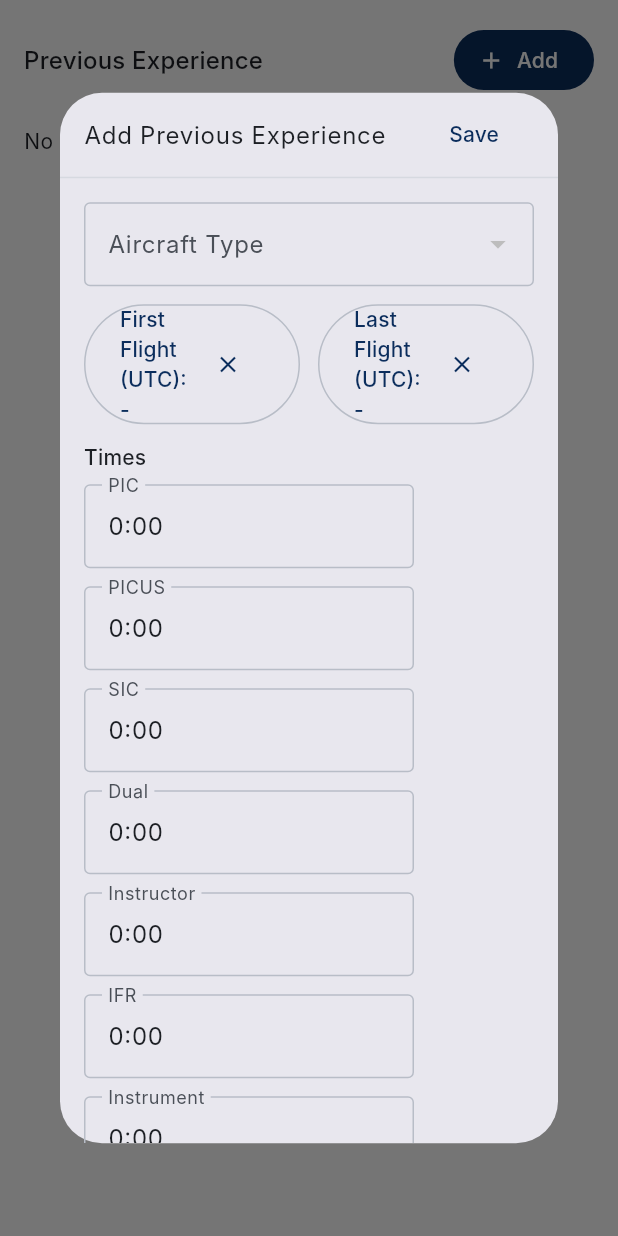
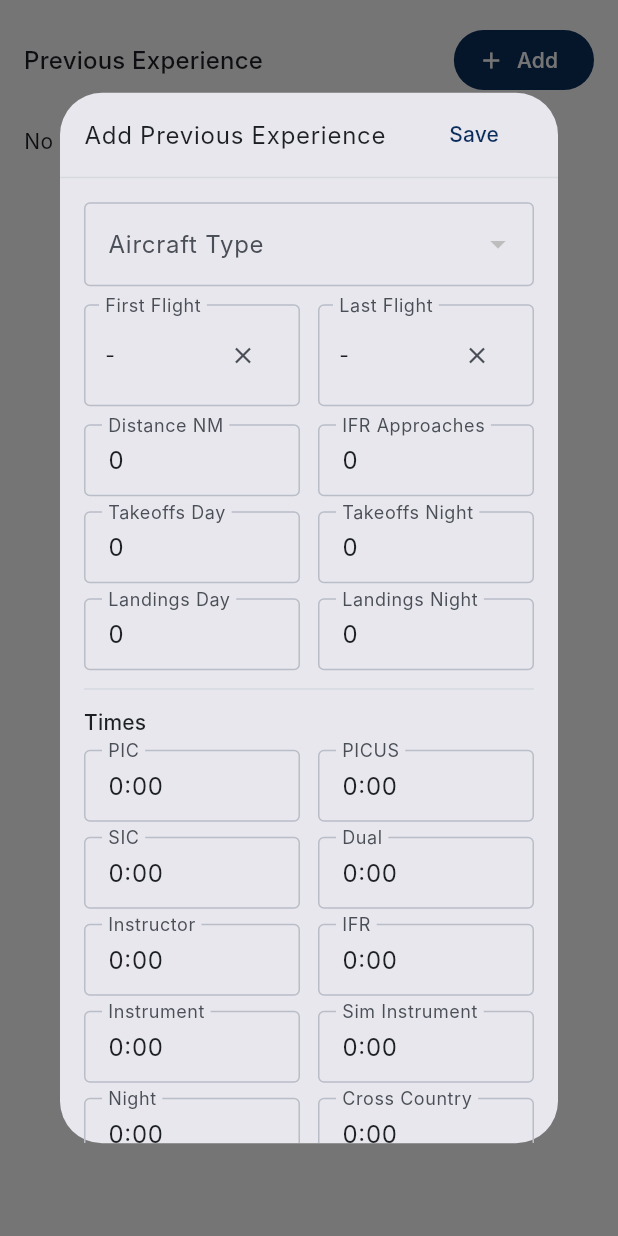
Before and after one commit to rriet/simplelog, a Flutter app: the PreviousExperienceSettingsTab widget shown alone on an empty page, opened directly, after a tap on "Add", on a phone screen of 412 x 824 dp. Run offline on Flutter 3.47's test engine with Material 3 defaults, Android fonts, the phone set to English and light mode, and no system bars; our stand-ins replace device_info_plus, drift, drift_flutter, file_picker, flutter_map, flutter_riverpod and 6 more; missing offline and left inert: bonsoir, network_info_plus; accounts and stored records are empty; generated files the repository leaves out were written again; Roboto replaces fonts that are missing (Inter).

Commit message:
Standardize previous experience time

```diff
--- a/lib/features/aircraft_types/application/providers/aircraft_type_repository_provider.dart
+++ b/lib/features/aircraft_types/application/providers/aircraft_type_repository_provider.dart
@@ -17,15 +17,14 @@ final aircraftTypeUseCasesProvider = Provider<AircraftTypeUseCases>((ref) {
 });
 
 final aircraftTypesProvider =
-    StreamProvider.autoDispose.family<List<AircraftTypeRow>, String>(
+    StreamProvider.family<List<AircraftTypeRow>, String>(
   (ref, query) {
     final useCases = ref.watch(aircraftTypeUseCasesProvider);
     return useCases.watchAircraftTypes(query);
   },
 );
 
-final aircraftTypeFamiliesProvider =
-    StreamProvider.autoDispose<List<String>>((ref) {
+final aircraftTypeFamiliesProvider = StreamProvider<List<String>>((ref) {
   final useCases = ref.watch(aircraftTypeUseCasesProvider);
   return useCases.watchFamilies();
 });
--- a/lib/presentation/settings/widgets/previous_experience_settings_tab.dart
+++ b/lib/presentation/settings/widgets/previous_experience_settings_tab.dart
@@ -3,6 +3,7 @@ import 'package:flutter_riverpod/flutter_riverpod.dart';
 import 'package:drift/drift.dart' show Value;
 import 'package:intl/intl.dart';
 import 'package:simplelog/data/database/app_database.dart';
+import 'package:simplelog/data/models/aircraft_type_row.dart';
 import 'package:simplelog/data/models/previous_experience_row.dart';
 import 'package:simplelog/features/aircraft_types/application/providers/aircraft_type_repository_provider.dart';
 import 'package:simplelog/presentation/settings/providers/previous_experience_providers.dart';
@@ -109,7 +110,18 @@ class PreviousExperienceSettingsTab extends ConsumerWidget {
     WidgetRef ref, {
     PreviousExperience? initial,
   }) async {
-    final typesAsync = await ref.read(aircraftTypesProvider('').future);
+    List<AircraftTypeRow> typesAsync;
+    try {
+      final useCases = ref.read(aircraftTypeUseCasesProvider);
+      typesAsync = await useCases.watchAircraftTypes('').first;
+    } catch (error) {
+      if (context.mounted) {
+        ScaffoldMessenger.of(context).showSnackBar(
+          SnackBar(content: Text('Unable to load aircraft types: $error')),
+        );
+      }
+      return;
+    }
     if (!context.mounted) return;
     await showDialog<void>(
       context: context,
@@ -245,11 +257,11 @@ class _PreviousExperienceEditDialogState
     if (!_formKey.currentState!.validate()) return;
     if (_aircraftTypeId == null) return;
 
+    final warnings = <String>[];
     if (_firstFlight != null &&
         _lastFlight != null &&
         !_firstFlight!.isBefore(_lastFlight!)) {
-      await _showError('First flight must be earlier than last flight.');
-      return;
+      warnings.add('First flight should be earlier than last flight.');
     }
 
     final blockMinutes = _minutes('block');
@@ -259,8 +271,7 @@ class _PreviousExperienceEditDialogState
     final dual = _minutes('dual');
     final sumPilotFunctions = pic + picus + sic + dual;
     if (sumPilotFunctions != blockMinutes) {
-      await _showError('PIC + PICUS + SIC + Dual must equal Total Block time.');
-      return;
+      warnings.add('PIC + PICUS + SIC + Dual should equal Total Block time.');
     }
 
     final allTimes = <String, int>{
@@ -286,10 +297,14 @@ class _PreviousExperienceEditDialogState
         .map((entry) => entry.key)
         .toList(growable: false);
     if (biggerThanBlock.isNotEmpty) {
-      await _showError(
+      warnings.add(
         'These times are greater than Total Block: ${biggerThanBlock.join(', ')}.',
       );
-      return;
+    }
+
+    if (warnings.isNotEmpty) {
+      final proceed = await _showWarningsAndConfirm(warnings);
+      if (!proceed) return;
     }
 
     final companion = PreviousExperiencesCompanion(
@@ -360,21 +375,26 @@ class _PreviousExperienceEditDialogState
     Navigator.of(context).pop();
   }
 
-  Future<void> _showError(String message) async {
-    if (!mounted) return;
-    await showDialog<void>(
+  Future<bool> _showWarningsAndConfirm(List<String> warnings) async {
+    if (!mounted) return false;
+    final decision = await showDialog<bool>(
       context: context,
       builder: (context) => AlertDialog(
-        title: const Text('Validation error'),
-        content: Text(message),
+        title: const Text('Validation warnings'),
+        content: Text('${warnings.join('\n')}\n\nSave anyway?'),
         actions: [
           TextButton(
-            onPressed: () => Navigator.of(context).pop(),
-            child: const Text('OK'),
+            onPressed: () => Navigator.of(context).pop(false),
+            child: const Text('Review'),
+          ),
+          FilledButton(
+            onPressed: () => Navigator.of(context).pop(true),
+            child: const Text('Save anyway'),
           ),
         ],
       ),
     );
+    return decision ?? false;
   }
 
   @override
@@ -425,7 +445,7 @@ class _PreviousExperienceEditDialogState
                         children: [
                           Expanded(
                             child: _DateField(
-                              label: 'First Flight (UTC)',
+                              label: 'First Flight',
                               value: _firstFlight,
                               onPick: () => _pickDateTime(first: true),
                               onClear: () =>
@@ -435,7 +455,7 @@ class _PreviousExperienceEditDialogState
                           const SizedBox(width: 12),
                           Expanded(
                             child: _DateField(
-                              label: 'Last Flight (UTC)',
+                              label: 'Last Flight',
                               value: _lastFlight,
                               onPick: () => _pickDateTime(first: false),
                               onClear: () => setState(() => _lastFlight = null),
@@ -444,9 +464,11 @@ class _PreviousExperienceEditDialogState
                         ],
                       ),
                       const SizedBox(height: 12),
+                      _IntGrid(controllers: _intControllers),
+                      const SizedBox(height: 12),
+                      const Divider(height: 1),
+                      const SizedBox(height: 12),
                       _TimeGrid(controllers: _timeControllers),
-                      const SizedBox(height: 12),
-                      _IntGrid(controllers: _intControllers),
                     ],
                   ),
                 ),
@@ -474,16 +496,41 @@ class _DateField extends StatelessWidget {
 
   @override
   Widget build(BuildContext context) {
+    final displayValue = value?.toUtc();
     final text = value == null
         ? '-'
-        : DateFormat('dd/MM/yyyy HH:mm').format(value!.toUtc());
-    return OutlinedButton(
-      onPressed: onPick,
+        : DateFormat('dd/MM/yyyy HH:mm').format(displayValue!);
+    return InkWell(
+      onTap: onPick,
+      borderRadius: BorderRadius.circular(4),
+      child: InputDecorator(
+        decoration: InputDecoration(
+          labelText: label,
+          border: const OutlineInputBorder(),
+          isDense: true,
+          contentPadding: const EdgeInsets.symmetric(
+            horizontal: 10,
+            vertical: 10,
+          ),
+        ),
         child: Row(
           children: [
-          Expanded(child: Text('$label: $text')),
-          IconButton(onPressed: onClear, icon: const Icon(Icons.clear)),
+            Expanded(
+              child: Text(
+                text,
+                style: Theme.of(context).textTheme.bodyMedium,
+                maxLines: 1,
+                overflow: TextOverflow.ellipsis,
+              ),
+            ),
+            IconButton(
+              onPressed: onClear,
+              icon: const Icon(Icons.clear, size: 18),
+              padding: EdgeInsets.zero,
+              constraints: const BoxConstraints(minWidth: 24, minHeight: 24),
+            ),
           ],
+        ),
       ),
     );
   }
@@ -515,18 +562,27 @@ class _TimeGrid extends StatelessWidget {
       ('Block', 'block'),
       ('Simulator', 'sim'),
     ];
+    return LayoutBuilder(
+      builder: (context, constraints) {
+        final width = (constraints.maxWidth - 12) / 2;
         return Column(
           crossAxisAlignment: CrossAxisAlignment.start,
           children: [
             Text('Times', style: Theme.of(context).textTheme.titleSmall),
             const SizedBox(height: 8),
-        Wrap(
+            Theme(
+              data: Theme.of(context).copyWith(
+                inputDecorationTheme: Theme.of(
+                  context,
+                ).inputDecorationTheme.copyWith(isDense: true),
+              ),
+              child: Wrap(
                 spacing: 12,
-          runSpacing: 12,
+                runSpacing: 10,
                 children: fields
                     .map(
                       (field) => SizedBox(
-                  width: 220,
+                        width: width,
                         child: TimeInputField(
                           controller: controllers[field.$2]!,
                           label: field.$1,
@@ -535,7 +591,10 @@ class _TimeGrid extends StatelessWidget {
                     )
                     .toList(growable: false),
               ),
+            ),
           ],
+        );
+      },
     );
   }
 }
@@ -555,18 +614,22 @@ class _IntGrid extends StatelessWidget {
       ('Landings Day', 'landingDay'),
       ('Landings Night', 'landingNight'),
     ];
-    return Column(
-      crossAxisAlignment: CrossAxisAlignment.start,
-      children: [
-        Text('Counters', style: Theme.of(context).textTheme.titleSmall),
-        const SizedBox(height: 8),
-        Wrap(
+    return LayoutBuilder(
+      builder: (context, constraints) {
+        final width = (constraints.maxWidth - 12) / 2;
+        return Theme(
+          data: Theme.of(context).copyWith(
+            inputDecorationTheme: Theme.of(
+              context,
+            ).inputDecorationTheme.copyWith(isDense: true),
+          ),
+          child: Wrap(
             spacing: 12,
-          runSpacing: 12,
+            runSpacing: 10,
             children: fields
                 .map(
                   (field) => SizedBox(
-                  width: 220,
+                    width: width,
                     child: TextFormField(
                       controller: controllers[field.$2],
                       keyboardType: TextInputType.number,
@@ -579,7 +642,8 @@ class _IntGrid extends StatelessWidget {
                 )
                 .toList(growable: false),
           ),
-      ],
+        );
+      },
     );
   }
 }
```
Also changed, not shown: lib/presentation/settings/settings_screen.dart (+11 -34 lines). Lines whose indentation alone changed are shown as unchanged.
